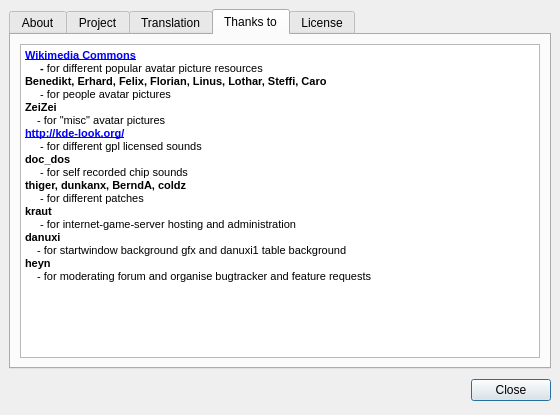
Before: the Qt Designer form src/gui/qt/aboutpokerth.ui in pokerth/pokerth, drawn with Qt 5.
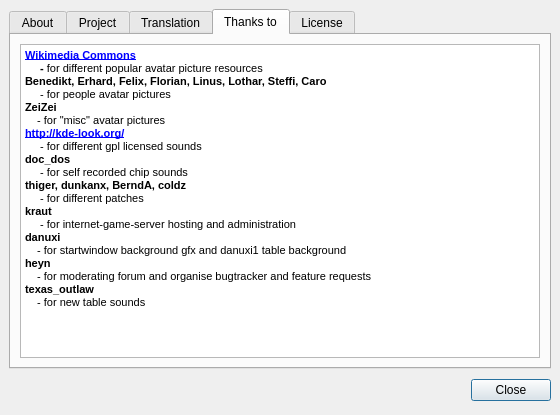
After: the same form once the commit is applied. The open tabs and pages were chosen to show the change.

Commit message: update thxto infos in aboutdialog

Patch:
```diff
--- a/src/gui/qt/aboutpokerth.ui
+++ b/src/gui/qt/aboutpokerth.ui
@@ -225,7 +225,9 @@
 &lt;p style=&quot; margin-top:0px; margin-bottom:0px; margin-left:0px; margin-right:0px; -qt-block-indent:0; text-indent:0px;&quot;&gt;&lt;span style=&quot; font-size:8pt; font-weight:600;&quot;&gt;danuxi&lt;/span&gt;&lt;/p&gt;
 &lt;p style=&quot; margin-top:0px; margin-bottom:0px; margin-left:0px; margin-right:0px; -qt-block-indent:0; text-indent:0px;&quot;&gt;&lt;span style=&quot; font-size:8pt;&quot;&gt;    - for startwindow background gfx and danuxi1 table background&lt;/span&gt;&lt;/p&gt;
 &lt;p style=&quot; margin-top:0px; margin-bottom:0px; margin-left:0px; margin-right:0px; -qt-block-indent:0; text-indent:0px;&quot;&gt;&lt;span style=&quot; font-size:8pt; font-weight:600;&quot;&gt;heyn&lt;/span&gt;&lt;/p&gt;
-&lt;p style=&quot; margin-top:0px; margin-bottom:0px; margin-left:0px; margin-right:0px; -qt-block-indent:0; text-indent:0px;&quot;&gt;&lt;span style=&quot; font-size:8pt;&quot;&gt;    - for moderating forum and organise bugtracker and feature requests&lt;/span&gt;&lt;/p&gt;&lt;/td&gt;&lt;/tr&gt;&lt;/table&gt;&lt;/body&gt;&lt;/html&gt;</string>
+&lt;p style=&quot; margin-top:0px; margin-bottom:0px; margin-left:0px; margin-right:0px; -qt-block-indent:0; text-indent:0px;&quot;&gt;&lt;span style=&quot; font-size:8pt;&quot;&gt;    - for moderating forum and organise bugtracker and feature requests&lt;/span&gt;&lt;/p&gt;
+&lt;p style=&quot; margin-top:0px; margin-bottom:0px; margin-left:0px; margin-right:0px; -qt-block-indent:0; text-indent:0px;&quot;&gt;&lt;span style=&quot; font-size:8pt; font-weight:600;&quot;&gt;texas_outlaw&lt;/span&gt;&lt;/p&gt;
+&lt;p style=&quot; margin-top:0px; margin-bottom:0px; margin-left:0px; margin-right:0px; -qt-block-indent:0; text-indent:0px;&quot;&gt;&lt;span style=&quot; font-size:8pt;&quot;&gt;    - for new table sounds&lt;/span&gt;&lt;/p&gt;&lt;/td&gt;&lt;/tr&gt;&lt;/table&gt;&lt;/body&gt;&lt;/html&gt;</string>
          </property>
          <property name="openExternalLinks">
           <bool>true</bool>
```
Left out of the diff: 2 changed lines with no effect on the pictures.
